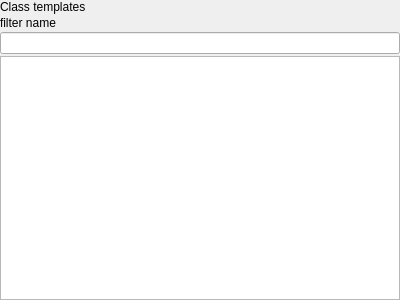
This is frontend/src/ui/common/class_template_selector/ClassTemplateSelector.ui in bakobence/Templex as Qt 5 draws it before an edit. The edited form follows.
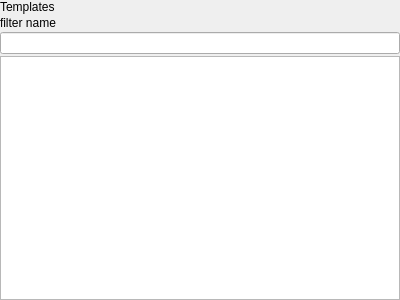
This is the edited form.

Diff of the .ui file:
```diff
--- a/frontend/src/ui/common/class_template_selector/ClassTemplateSelector.ui
+++ b/frontend/src/ui/common/class_template_selector/ClassTemplateSelector.ui
@@ -32,7 +32,7 @@
    <item>
     <widget class="QLabel" name="bigLabel">
      <property name="text">
-      <string>Class templates</string>
+      <string>Templates</string>
      </property>
     </widget>
    </item>
```
